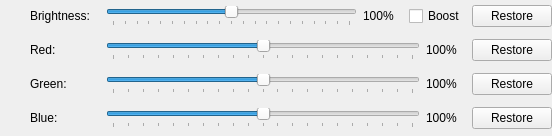
This is widgets/alc-color-correction-widget.ui in dev-0x7C6/led-frame as Qt 5 draws it before an edit. The edited form follows.
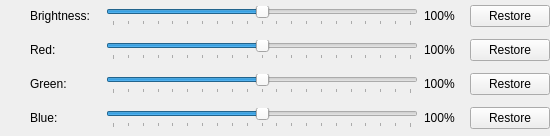
This is the edited form. Icons and pictures are not drawn.

Patch:
```diff
--- a/widgets/alc-color-correction-widget.ui
+++ b/widgets/alc-color-correction-widget.ui
@@ -6,7 +6,7 @@
    <rect>
     <x>0</x>
     <y>0</y>
-    <width>552</width>
+    <width>550</width>
     <height>136</height>
    </rect>
   </property>
@@ -104,13 +104,6 @@
        </property>
       </widget>
      </item>
-     <item>
-      <widget class="QCheckBox" name="brightnessBoost">
-       <property name="text">
-        <string>Boost</string>
-       </property>
-      </widget>
-     </item>
      <item>
       <widget class="QPushButton" name="restoreBrightness">
        <property name="text">
```
